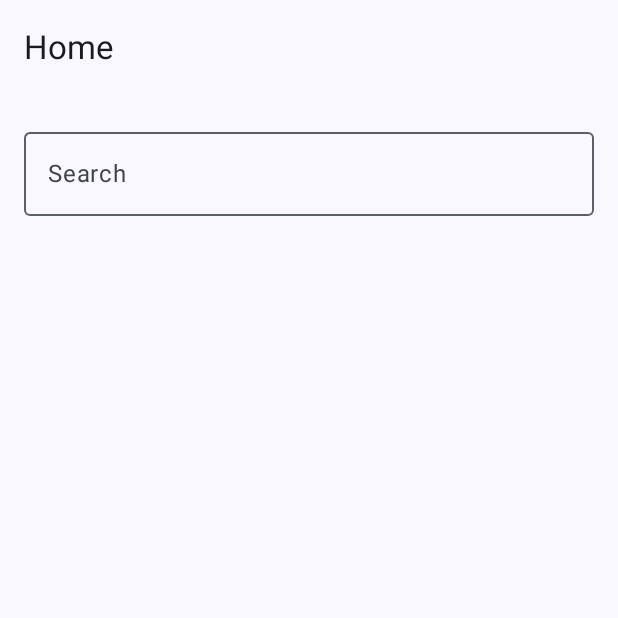
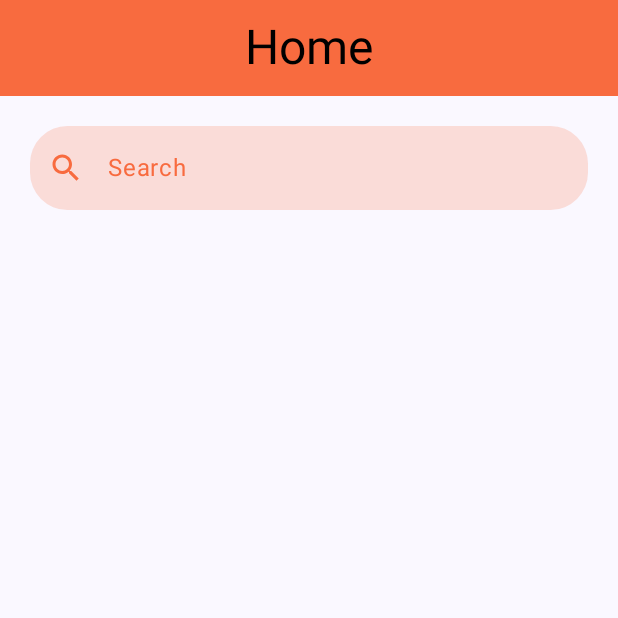
Before and after one commit to Devesh-Ingale/Basic_Assignment, an Android app built with Jetpack Compose: the screen it shows after launch (MainActivity), on a phone screen of 412 x 824 dp, the top half of it. Run offline under Robolectric (Android 15) with nearby library versions, the phone set to English and light mode, and no system bars; libraries missing offline, so code that uses them is left out: io.github.jan.supabase; 2 statements that could not run were skipped.

Commit message:
added postgresql

```diff
--- a/app/build.gradle.kts
+++ b/app/build.gradle.kts
@@ -62,6 +62,8 @@ dependencies {
     implementation("io.github.jan-tennert.supabase:postgrest-kt")
     implementation("io.ktor:ktor-client-android:2.3.10")
     implementation("org.jetbrains.kotlinx:kotlinx-serialization-json:1.6.3")
+    implementation ("io.coil-kt:coil-compose:1.4.0")
+
 
     implementation(libs.androidx.core.ktx)
     implementation(libs.androidx.lifecycle.runtime.ktx)
@@ -71,7 +73,6 @@ dependencies {
     implementation(libs.androidx.ui.graphics)
     implementation(libs.androidx.ui.tooling.preview)
     implementation(libs.androidx.material3)
-    implementation(libs.firebase.crashlytics.buildtools)
     testImplementation(libs.junit)
     androidTestImplementation(libs.androidx.junit)
     androidTestImplementation(libs.androidx.espresso.core)
--- a/app/src/main/java/dev/devlopment/basic_assignment/PostGreSql/Video.kt
+++ b/app/src/main/java/dev/devlopment/basic_assignment/PostGreSql/Video.kt
@@ -7,9 +7,9 @@ import kotlinx.serialization.Serializable
 @Serializable
 data class Video(
     val id:Int,
-    val channelName: String? = null,
+    val channel_name: String,
     val title: String,
-    val thumbnailUrl: String? = null,
+    val thumbnail_url: String,
     val description: String,
     val likes: Int,
     val comments: Int
--- a/app/src/main/java/dev/devlopment/basic_assignment/Screens/HomeScreen.kt
+++ b/app/src/main/java/dev/devlopment/basic_assignment/Screens/HomeScreen.kt
@@ -3,12 +3,16 @@ package dev.devlopment.basic_assignment.Screens
 import androidx.compose.foundation.layout.*
 import androidx.compose.foundation.lazy.LazyColumn
 import androidx.compose.foundation.lazy.items
+import androidx.compose.material3.CenterAlignedTopAppBar
 import androidx.compose.material3.ExperimentalMaterial3Api
+import androidx.compose.material3.MaterialTheme
 import androidx.compose.material3.OutlinedTextField
 import androidx.compose.material3.Text
 import androidx.compose.material3.TopAppBar
+import androidx.compose.material3.TopAppBarDefaults
 import androidx.compose.runtime.*
 import androidx.compose.ui.Modifier
+import androidx.compose.ui.graphics.Color
 import androidx.compose.ui.text.input.TextFieldValue
 import androidx.compose.ui.tooling.preview.Preview
 import androidx.compose.ui.unit.dp
@@ -33,7 +37,11 @@ fun YouTubeHome(navController: NavHostController) {
     val filteredVideos = getFilteredVideos(searchText.text)
 
     Column(modifier = Modifier.fillMaxSize()) {
-        TopAppBar(title = { Text(text = "Home") })
+        CenterAlignedTopAppBar(title = { Text(text = "Home",style = MaterialTheme.typography.headlineLarge,
+            color = Color.Black) },colors = TopAppBarDefaults.smallTopAppBarColors(
+            containerColor =  Color(0xFFF86B3F),
+            titleContentColor =  Color(0xFFF86B3F))
+        )
         SearchBar(
             modifier = Modifier
                 .fillMaxWidth()
--- a/app/src/main/java/dev/devlopment/basic_assignment/Utils/SearchBar.kt
+++ b/app/src/main/java/dev/devlopment/basic_assignment/Utils/SearchBar.kt
@@ -1,26 +1,62 @@
 package dev.devlopment.basic_assignment.Utils
 
+import androidx.compose.foundation.layout.fillMaxWidth
+import androidx.compose.foundation.layout.padding
+import androidx.compose.foundation.shape.RoundedCornerShape
+import androidx.compose.foundation.text.KeyboardOptions
+import androidx.compose.material.icons.Icons
+import androidx.compose.material.icons.filled.Create
+import androidx.compose.material.icons.filled.Search
+import androidx.compose.material3.ExperimentalMaterial3Api
+import androidx.compose.material3.Icon
 import androidx.compose.material3.OutlinedTextField
 import androidx.compose.material3.Text
+import androidx.compose.material3.TextField
+import androidx.compose.material3.TextFieldDefaults
 import androidx.compose.runtime.Composable
 import androidx.compose.ui.Modifier
+import androidx.compose.ui.graphics.Color
+import androidx.compose.ui.text.input.KeyboardType
 import androidx.compose.ui.text.input.TextFieldValue
+import androidx.compose.ui.unit.dp
 import dev.devlopment.basic_assignment.PostGreSql.Initialization
 import dev.devlopment.basic_assignment.PostGreSql.Video
 
 
+@OptIn(ExperimentalMaterial3Api::class)
 @Composable
 fun SearchBar(
     modifier: Modifier = Modifier,
     searchText: TextFieldValue,
     onSearchTextChanged: (TextFieldValue) -> Unit
 ) {
-    OutlinedTextField(
-        modifier = modifier,
+    TextField(
         value = searchText,
         onValueChange = onSearchTextChanged,
-        label = { Text("Search") },
-        singleLine = true
+        modifier = Modifier.padding(all = 20.dp).fillMaxWidth(),
+        keyboardOptions = KeyboardOptions(keyboardType = KeyboardType.Text),
+        label = { Text(text = "Search", color = Color(0xFFF86B3F)) },
+        leadingIcon = {
+            Icon(imageVector = Icons.Default.Search,
+                contentDescription ="create",
+                // tint = myColor5
+            )
+        },
+        singleLine = true,
+        colors = TextFieldDefaults.textFieldColors(
+            focusedTextColor = Color(0xFFF86B3F),
+            unfocusedLabelColor = Color(0xFFF86B3F),
+            focusedLabelColor = Color(0xFFF86B3F),
+            cursorColor = Color(0xFFF86B3F),
+            focusedLeadingIconColor = Color(0xFFF86B3F),
+            unfocusedLeadingIconColor = Color(0xFFF86B3F),
+            focusedTrailingIconColor = Color(0xFFF86B3F),
+            unfocusedTrailingIconColor = Color(0xFFF86B3F),
+            containerColor = Color(0xFFF86B3F).copy(
+                .2f),
+            focusedIndicatorColor = Color.Transparent,
+            unfocusedIndicatorColor = Color.Transparent),
+        shape = RoundedCornerShape(25.dp)
     )
 }
 
--- a/gradle/libs.versions.toml
+++ b/gradle/libs.versions.toml
@@ -9,6 +9,7 @@ lifecycleRuntimeKtx = "2.7.0"
 activityCompose = "1.9.0"
 composeBom = "2023.08.00"
 firebaseCrashlyticsBuildtools = "3.0.0"
+material3Android = "1.2.1"
 
 [libraries]
 androidx-core-ktx = { group = "androidx.core", name = "core-ktx", version.ref = "coreKtx" }
@@ -26,6 +27,7 @@ androidx-ui-test-manifest = { group = "androidx.compose.ui", name = "ui-test-man
 androidx-ui-test-junit4 = { group = "androidx.compose.ui", name = "ui-test-junit4" }
 androidx-material3 = { group = "androidx.compose.material3", name = "material3" }
 firebase-crashlytics-buildtools = { group = "com.google.firebase", name = "firebase-crashlytics-buildtools", version.ref = "firebaseCrashlyticsBuildtools" }
+androidx-material3-android = { group = "androidx.compose.material3", name = "material3-android", version.ref = "material3Android" }
 
 [plugins]
 android-application = { id = "com.android.application", version.ref = "agp" }
```
Also changed, not shown: app/src/main/java/dev/devlopment/basic_assignment/Screens/VideoDetail.kt (+47 -15 lines), app/src/main/java/dev/devlopment/basic_assignment/Utils/EachVideoItem.kt (+19 -6 lines).
